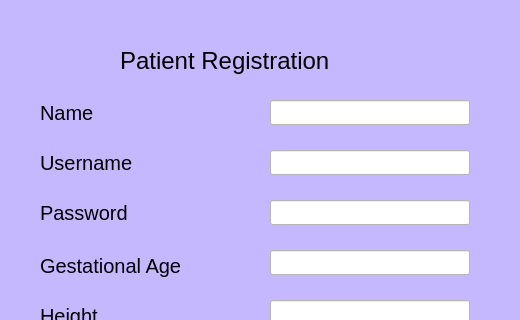
Above: patient_reg.ui from adityarnayak2001/MLT_BabyAnalysis before the change; both pictures show x 0 to 520 and y 0 to 320 of the 520 by 615 pixel window. Below: the same form after it.
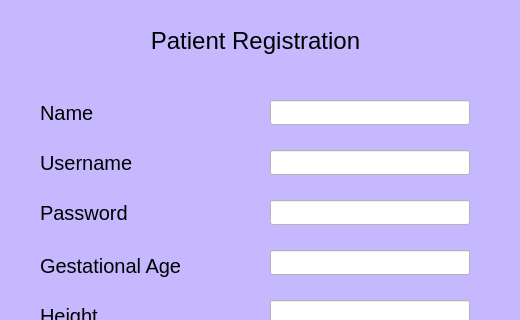
That is the form after the change.

The edit to the form file:
```diff
--- a/patient_reg.ui
+++ b/patient_reg.ui
@@ -112,7 +112,7 @@
    <property name="geometry">
     <rect>
      <x>120</x>
-     <y>40</y>
+     <y>20</y>
      <width>271</width>
      <height>41</height>
     </rect>
@@ -131,6 +131,9 @@
    <property name="text">
     <string>Patient Registration</string>
    </property>
+   <property name="alignment">
+    <set>Qt::AlignCenter</set>
+   </property>
   </widget>
   <widget class="QLabel" name="label_4">
    <property name="geometry">
```
